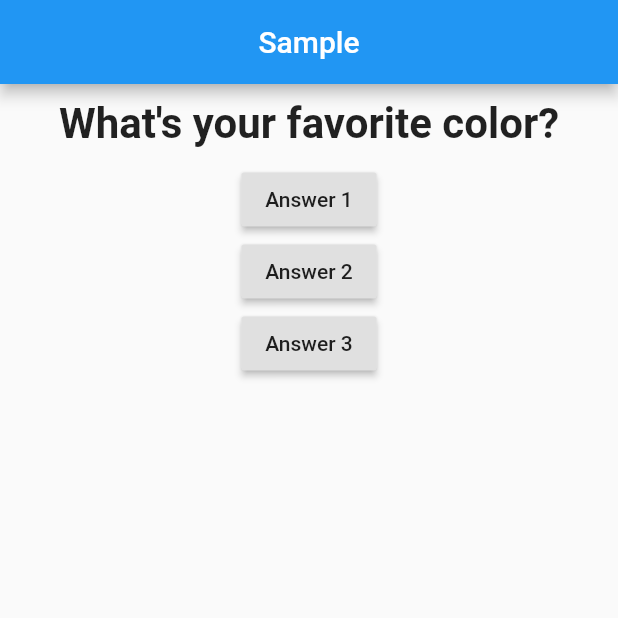
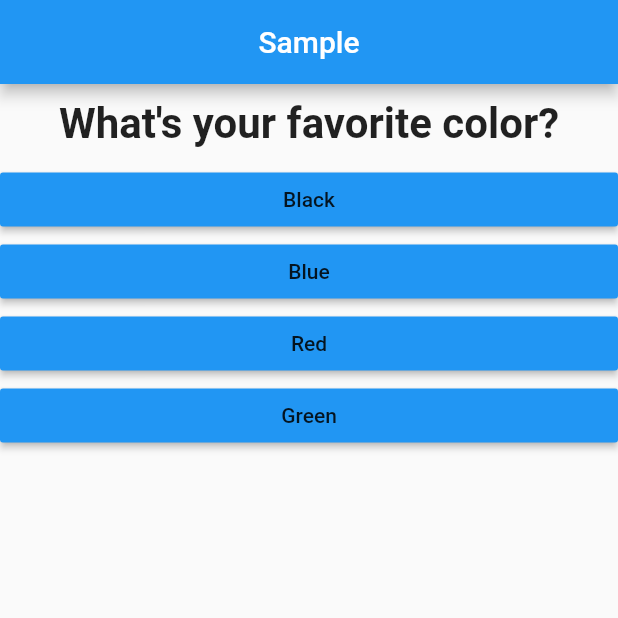
Before and after one commit to ajay1706/questionare, a Flutter app: the screen it shows after launch, on a phone screen of 412 x 824 dp, the top half of it. Run offline on Flutter 3.47's test engine with Material 2 defaults, Android fonts, the phone set to English and light mode, and no system bars.

Commit message:
adding questions and answers

```diff
--- a/flutter_complete_guide/lib/answer.dart
+++ b/flutter_complete_guide/lib/answer.dart
@@ -1,14 +1,18 @@
 import 'package:flutter/material.dart';
 
 class Answer extends StatelessWidget {
+  final Function selectHandler;
+  final String answerText;
+  Answer(this.selectHandler,this.answerText);
   @override
   Widget build(BuildContext context) {
     return Container(
     width: double.infinity,
-    child: RaisedButton(
-      color: Colors.blue,
-    child: Text("Answer 1"),
-onPressed: null,
-),);
+      child: RaisedButton(
+        color: Colors.blue,
+      child: Text(answerText),
+onPressed: selectHandler,
+),
+    );
   }
 }
--- a/flutter_complete_guide/lib/main.dart
+++ b/flutter_complete_guide/lib/main.dart
@@ -1,6 +1,7 @@
 import 'package:flutter/material.dart';
 
 import 'package:flutter_complete_guide/question.dart';
+import './answer.dart';
 
 void main() {
   runApp(new MyApp());
@@ -21,12 +22,22 @@ class _MyAppState extends State<MyApp> {
 
     print(_questionIndex);
   }
+
   @override
   Widget build(BuildContext context) {
-
     var questions = [
-      "What\'s your favorite color?",
-      "What\'s your favorite animal?"
+      {
+        'questionText': "What\'s your favorite color?",
+        'answers': ['Black', 'Blue', 'Red', 'Green']
+      },
+      {
+        'questionText': "What\'s your favorite animal?",
+        'answers': ['Rabbit', 'Pigeon', 'Cow', 'Fish']
+      },
+      {
+        'questionText': "Who\'s your favorite instructor?",
+        'answers': ['Max', 'Jhon', 'Ajay', 'Krish']
+      },
     ];
     return MaterialApp(
         debugShowCheckedModeBanner: false,
@@ -37,21 +48,12 @@ class _MyAppState extends State<MyApp> {
           ),
           body: Column(
             children: [
-              Question(questions[_questionIndex]),
-              RaisedButton(
-                child: Text("Answer 1"),
-                onPressed: _answerQuestion,
+              Question(
+                questions[_questionIndex]['questionText'],
               ),
-              RaisedButton(
-                child: Text("Answer 2"),
-                onPressed: () => print("Answer 2 chosen"),
-              ),
-              RaisedButton(
-                child: Text("Answer 3"),
-                onPressed: () {
-                  print("Answer 3 chosen");
-                },
-              ),
+             ...(  questions[_questionIndex]['answers'] as List<String>).map((answer){
+             return Answer(_answerQuestion,answer);
+           }).toList()
             ],
           ),
         ));
```
